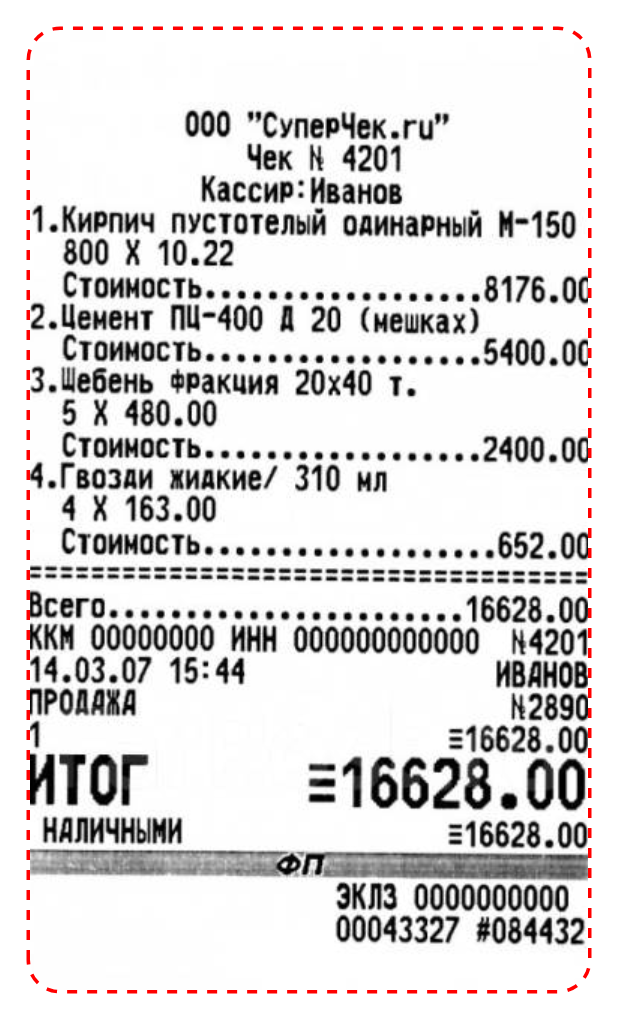
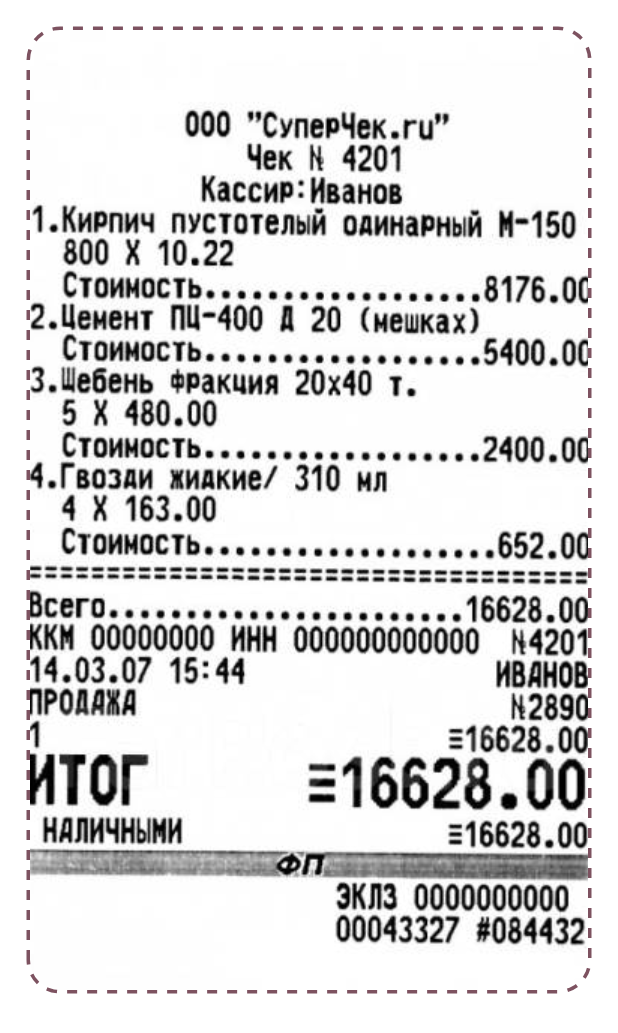
Before and after one commit to ProNUMBER-ORG/app, an Android app built with Jetpack Compose: the @Preview function ReceiptCardPreview, on a phone screen of 412 x 824 dp. Shown: the top 1033 px of the screen. Run offline under Robolectric (Android 15) with nearby library versions, the light colour scheme and no system bars.

Commit message:
fix color border

```diff
--- a/app/src/main/java/pro/number/app/presentation/ui/screens/scancheck/ScanCheckScreen.kt
+++ b/app/src/main/java/pro/number/app/presentation/ui/screens/scancheck/ScanCheckScreen.kt
@@ -119,12 +119,14 @@ private fun ReceiptCard(
         width = 7f,
         pathEffect = PathEffect.dashPathEffect(floatArrayOf(10f, 10f), 0f)
     )
+    val borderColor = MaterialTheme.colorScheme.tertiary
+
     Box(
         modifier = modifier
             .fillMaxWidth()
             .drawBehind {
                 drawRoundRect(
-                    color = Color.Red,
+                    color = borderColor,
                     style = stroke,
                     cornerRadius = CornerRadius(20.dp.toPx()),
                 )
```
